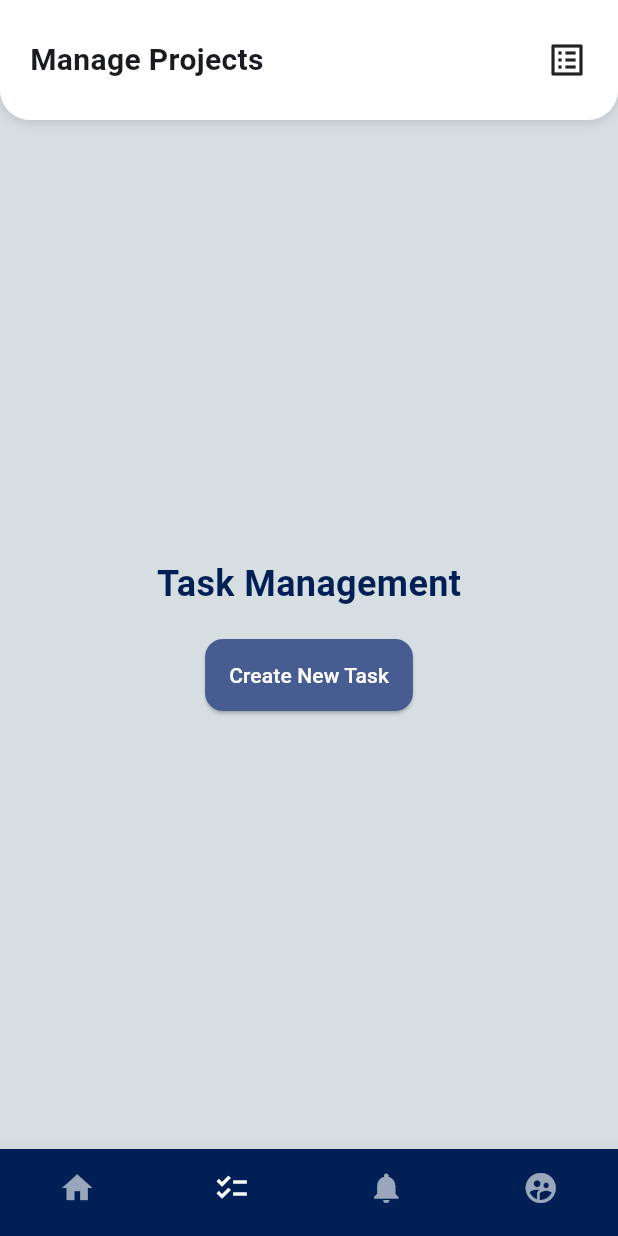
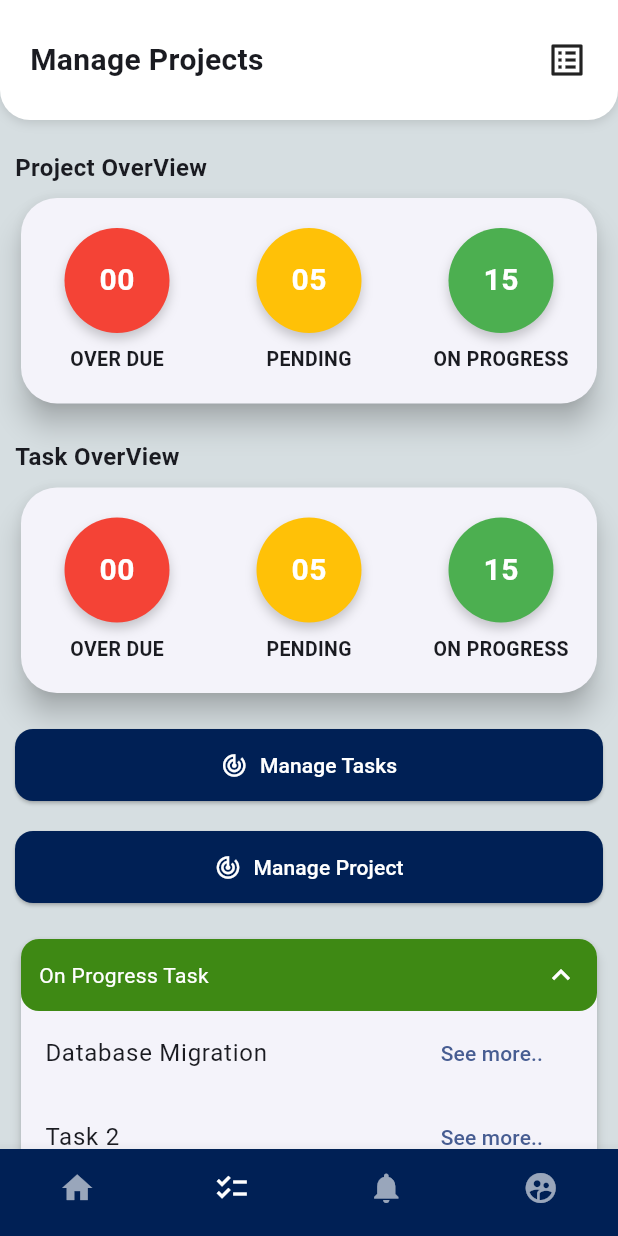
Before and after one commit to pasinduJDJ/exfactor, a Flutter app: the AdminMainScreen widget shown alone on an empty page, opened directly, item 2 of the bottom bar chosen, on a phone screen of 412 x 824 dp. Run offline on Flutter 3.47's test engine with Material 3 defaults, Android fonts, the phone set to English and light mode, and no system bars; our stand-ins replace cloud_firestore, firebase_auth, firebase_core, firebase_messaging, firebase_storage, flutter_local_notifications and 2 more; accounts and stored records are empty.

Commit message:
Admin Project manage , Task manage Screens

```diff
--- a/lib/screens/admin/admin_home.dart
+++ b/lib/screens/admin/admin_home.dart
@@ -44,7 +44,7 @@ class _AdminHomeState extends State<AdminHome> {
         const SizedBox(height: 30),
         // Btn
         CustomButton(
-          text: "Add New Project",
+          text: "Manage Projects",
           onPressed: () {},
           backgroundColor: kPrimaryColor,
           width: double.infinity,
--- a/lib/screens/admin/admin_main_screen.dart
+++ b/lib/screens/admin/admin_main_screen.dart
@@ -1,3 +1,4 @@
+import 'package:exfactor/screens/admin/admin_manage_project&TaskScreen.dart';
 import 'package:exfactor/screens/admin/admin_manage_users.dart';
 import 'package:flutter/material.dart';
 import '../../widgets/common/base_layout.dart';
@@ -18,7 +19,7 @@ class _AdminMainScreenState extends State<AdminMainScreen> {
 
   final List<Widget> _screens = [
     const AdminHome(),
-    const AdminTaskScreen(),
+    const AdminProjectManage(),
     const AdminNotificationScreen(),
     const MangeUsers(),
   ];
--- /dev/null
+++ b/lib/screens/admin/admin_manage_project&TaskScreen.dart
@@ -0,0 +1,132 @@
+import 'package:exfactor/models/task_model.dart';
+import 'package:exfactor/screens/admin/admin_manage_project_screen.dart';
+import 'package:exfactor/utils/colors.dart';
+import 'package:exfactor/widgets/common/custom_button.dart';
+import 'package:exfactor/widgets/utils_widget.dart';
+import 'package:flutter/material.dart';
+
+class AdminProjectManage extends StatefulWidget {
+  final int initialIndex;
+  const AdminProjectManage({super.key , this.initialIndex = 0});
+
+  @override
+  State<AdminProjectManage> createState() => _AdminProjectManageState();
+}
+
+class _AdminProjectManageState extends State<AdminProjectManage> {
+  List<Map<String, dynamic>> statusProjectOverview = [
+    {'label': 'OVER DUE', 'count': 0, 'color': Colors.red},
+    {'label': 'PENDING', 'count': 5, 'color': Colors.amber},
+    {'label': 'ON PROGRESS', 'count': 15, 'color': Colors.green},
+  ];
+  List<Map<String, dynamic>> statusTaskOverView = [
+    {'label': 'OVER DUE', 'count': 0, 'color': Colors.red},
+    {'label': 'PENDING', 'count': 5, 'color': Colors.amber},
+    {'label': 'ON PROGRESS', 'count': 15, 'color': Colors.green},
+  ];
+
+  late int _currentIndex;
+
+  @override
+  void initState() {
+    super.initState();
+    _currentIndex = widget.initialIndex; // use initial index passed in
+  }
+
+  @override
+  Widget build(BuildContext context) {
+    bool showProgress = true;
+    final List<Task> tasks = [
+      Task(title: 'Database Migration', status: 'progress'),
+      Task(title: 'Task 2', status: 'progress'),
+      Task(title: 'Overdue Report', status: 'overdue'),
+      Task(title: 'Pending Review', status: 'pending'),
+      Task(title: 'Completed Feature', status: 'complete'),
+    ];
+    return SingleChildScrollView(
+      padding: EdgeInsets.symmetric(horizontal: 10),
+      child: Column(
+        children: [
+          const SizedBox(
+            height: 20,
+          ),
+          // 1st row Summerize Project Overview
+          Container(
+            child: Column(
+              crossAxisAlignment: CrossAxisAlignment.start,
+              children: [
+                const Text("Project OverView ",
+                    style:
+                        TextStyle(fontWeight: FontWeight.bold, fontSize: 16)),
+                const SizedBox(
+                  height: 5,
+                ),
+                UserUtils.buildStatusSummaryCard(statusProjectOverview),
+              ],
+            ),
+          ),
+          const SizedBox(
+            height: 20,
+          ),
+          // 2nd Row Summerize Task Overview
+          Container(
+            child: Column(
+              crossAxisAlignment: CrossAxisAlignment.start,
+              children: [
+                const Text("Task OverView ",
+                    style:
+                        TextStyle(fontWeight: FontWeight.bold, fontSize: 16)),
+                const SizedBox(
+                  height: 5,
+                ),
+                UserUtils.buildStatusSummaryCard(statusTaskOverView),
+              ],
+            ),
+          ),
+          const SizedBox(
+            height: 20,
+          ),
+          CustomButton(
+            text: "Manage Tasks",
+            onPressed: () {},
+            width: double.infinity,
+            backgroundColor: kPrimaryColor,
+            icon: const Icon(Icons.track_changes_outlined),
+          ),
+          const SizedBox(
+            height: 20,
+          ),
+          CustomButton(
+            text: "Manage Project",
+            onPressed: () {
+              Navigator.pushReplacement(
+                  context,
+                  MaterialPageRoute(
+                      builder: (context) => ProjectManageScreen(initialIndex: index)));
+            },
+            width: double.infinity,
+            backgroundColor: kPrimaryColor,
+            icon: const Icon(Icons.track_changes_outlined),
+          ),
+          const SizedBox(
+            height: 20,
+          ),
+          UserUtils.buildExpandableGroup(
+            'On Progress Task',
+            cardGreen,
+            showProgress,
+            () => setState(() => showProgress = !showProgress),
+            tasks.where((t) => t.status == 'progress').toList(),
+          ),
+          UserUtils.buildExpandableGroup(
+            'On Progress Task',
+            cardGreen,
+            showProgress,
+            () => setState(() => showProgress = !showProgress),
+            tasks.where((t) => t.status == 'progress').toList(),
+          ),
+        ],
+      ),
+    );
+  }
+}
--- a/lib/widgets/common/custom_app_bar_with_icon.dart
+++ b/lib/widgets/common/custom_app_bar_with_icon.dart
@@ -1,6 +1,7 @@
 import 'package:flutter/material.dart';
 
-class CustomAppBarWithIcon extends StatelessWidget implements PreferredSizeWidget {
+class CustomAppBarWithIcon extends StatelessWidget
+    implements PreferredSizeWidget {
   final String title;
   final IconData icon;
   final VoidCallback? onIconTap;
@@ -25,7 +26,8 @@ class CustomAppBarWithIcon extends StatelessWidget implements PreferredSizeWidge
             bottomRight: Radius.circular(20),
           ),
           boxShadow: [
-            BoxShadow(color: Colors.black12, blurRadius: 5, offset: Offset(0, 2)),
+            BoxShadow(
+                color: Colors.black12, blurRadius: 5, offset: Offset(0, 2)),
           ],
         ),
         child: Row(
--- a/lib/widgets/utils_widget.dart
+++ b/lib/widgets/utils_widget.dart
@@ -12,15 +12,11 @@ class UserUtils {
       ),
       elevation: 8,
       child: Padding(
-        padding: const EdgeInsets.symmetric(
-          vertical: 20,
-        ),
-        child: SingleChildScrollView(
-          scrollDirection: Axis.horizontal,
+        padding: const EdgeInsets.symmetric(vertical: 20),
         child: Row(
+          mainAxisAlignment: MainAxisAlignment.spaceEvenly,
           children: items.map((item) {
-              return Padding(
-                padding: const EdgeInsets.symmetric(horizontal: 12),
+            return Expanded(
               child: Column(
                 mainAxisSize: MainAxisSize.min,
                 children: [
@@ -60,7 +56,6 @@ class UserUtils {
               ),
             );
           }).toList(),
-          ),
         ),
       ),
     );
```
Also changed, not shown: lib/screens/admin/admin_manage_project_screen.dart (added, +114 -0 lines). Lines whose indentation alone changed are shown as unchanged.
